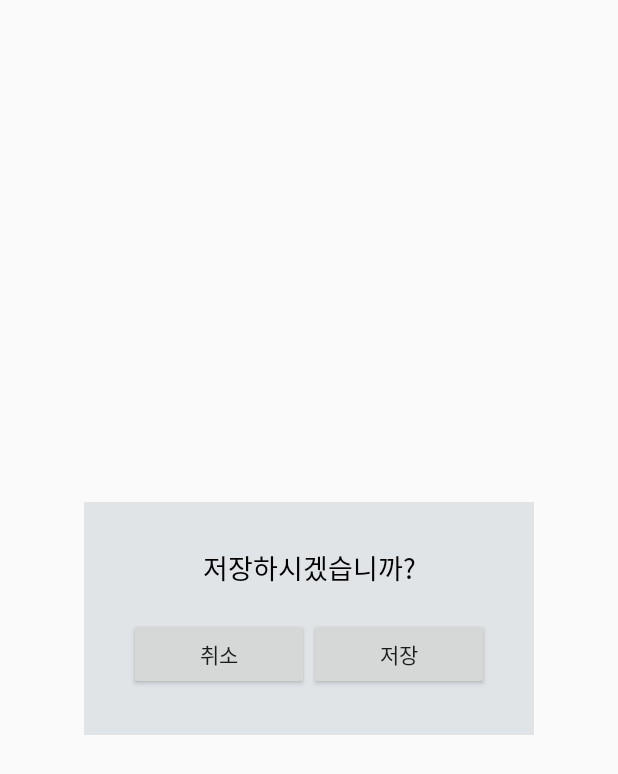
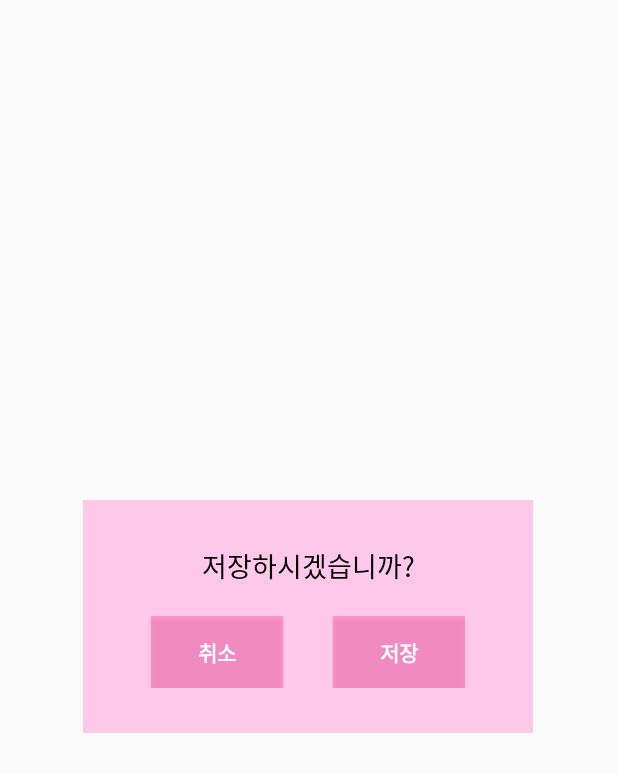
Before and after one commit to rotmdwo/Notepad, an Android app: the fragment SaveBoxFragment placed in its activity, on a phone screen of 412 x 824 dp. Shown: the top 774 px of the screen. Run offline under Robolectric (Android 15) with nearby library versions, the phone set to English and light mode, and no system bars; pictures from the network do not load.

Commit message:
메세지 박스 UI 변경

```diff
--- a/app/src/main/res/layout/fragment_save_box.xml
+++ b/app/src/main/res/layout/fragment_save_box.xml
@@ -15,14 +15,16 @@
             android:id="@+id/save_box"
             android:layout_width="300dp"
             android:layout_height="wrap_content"
-            android:background="#88CBD3D8"
+            android:background="#FFC7E9"
             android:clickable="true"
             android:orientation="vertical"
             android:padding="30dp"
             app:layout_constraintBottom_toBottomOf="parent"
             app:layout_constraintEnd_toEndOf="parent"
+            app:layout_constraintHorizontal_bias="0.495"
             app:layout_constraintStart_toStartOf="parent"
-            app:layout_constraintTop_toTopOf="parent">
+            app:layout_constraintTop_toTopOf="parent"
+            app:layout_constraintVertical_bias="0.499">
 
             <TextView
                 android:layout_width="match_parent"
@@ -42,15 +44,27 @@
                     android:id="@+id/cancel"
                     android:layout_width="wrap_content"
                     android:layout_height="wrap_content"
-                    android:layout_weight="1"
-                    android:text="취소" />
+                    android:layout_marginLeft="15dp"
+                    android:background="#88FF69B4"
+                    android:text="취소"
+                    android:textColor="#FFFFFF"
+                    android:textStyle="bold" />
+
+                <TextView
+                    android:id="@+id/textView2"
+                    android:layout_width="wrap_content"
+                    android:layout_height="wrap_content"
+                    android:layout_weight="1" />
 
                 <Button
                     android:id="@+id/confirm"
                     android:layout_width="wrap_content"
                     android:layout_height="wrap_content"
-                    android:layout_weight="1"
-                    android:text="저장" />
+                    android:layout_marginRight="15dp"
+                    android:background="#88FF69B4"
+                    android:text="저장"
+                    android:textColor="#FFFFFF"
+                    android:textStyle="bold" />
             </LinearLayout>
         </LinearLayout>
     </androidx.constraintlayout.widget.ConstraintLayout>
```
Also changed, not shown: app/src/main/res/layout/fragment_back_box.xml (+17 -5 lines), app/src/main/res/layout/fragment_delete_box.xml (+17 -5 lines).
